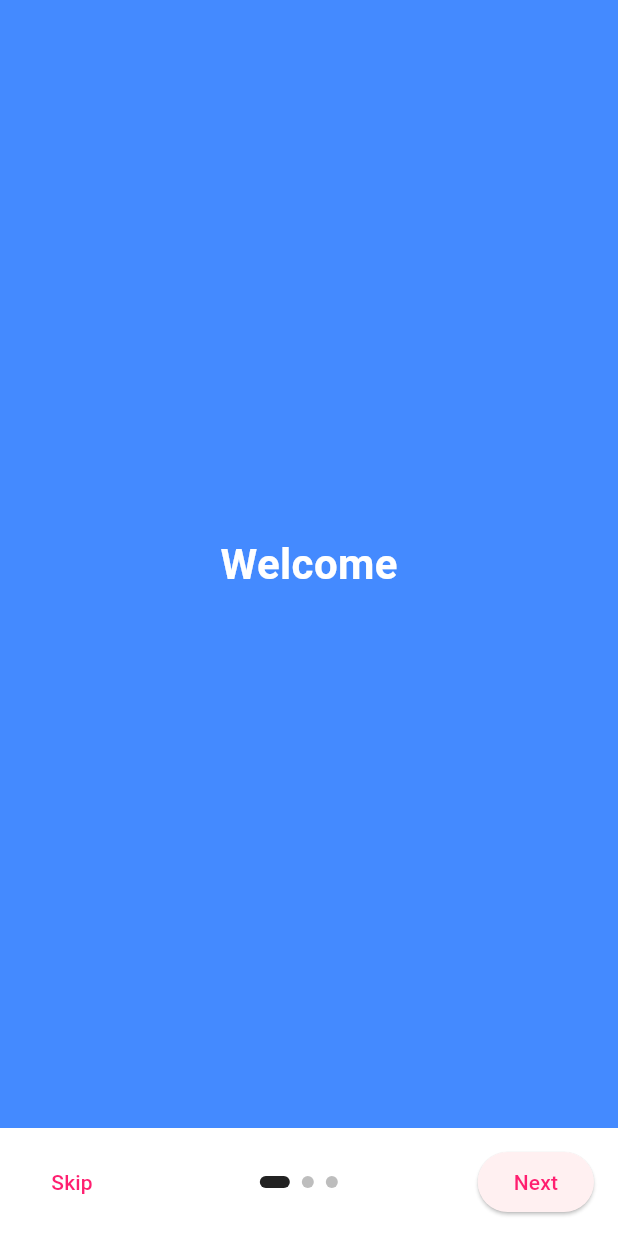
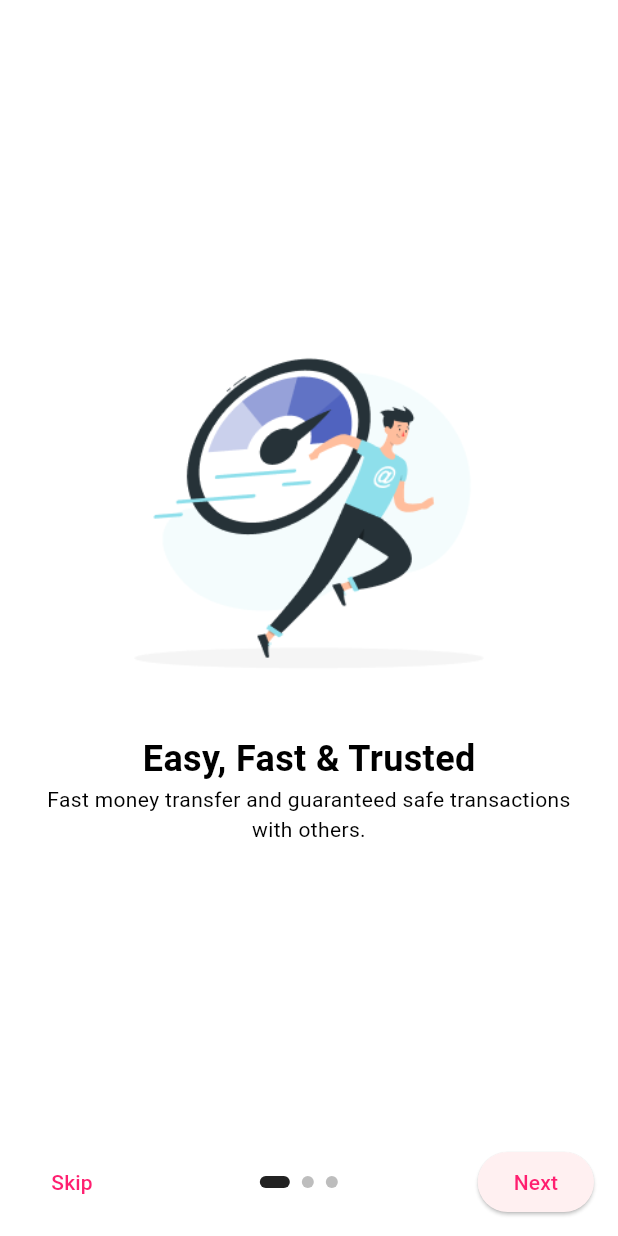
Before and after one commit to bdytnnjh/bayarbuddy, a Flutter app: the screen it shows after launch, on a phone screen of 412 x 824 dp. Run offline on Flutter 3.47's test engine with Material 3 defaults, Android fonts, the phone set to English and light mode, and no system bars; our stand-ins replace firebase_core; accounts and stored records are empty.

Commit message:
add set pin, edit boarding

```diff
--- a/lib/presentation/screens/boarding/boarding_screen.dart
+++ b/lib/presentation/screens/boarding/boarding_screen.dart
@@ -1,6 +1,7 @@
 import 'package:flutter/material.dart';
+import '../set pin/set_pin_screen.dart';
 
-class BoardingScreen extends StatelessWidget{
+class BoardingScreen extends StatelessWidget {
   BoardingScreen({super.key});
 
   final PageController controller = PageController();
@@ -8,25 +9,69 @@ class BoardingScreen extends StatelessWidget{
 
   final pages = [
     Container(
-      color: Colors.blueAccent,
-      child: const Center(
-        child: Text(
-          'Welcome',
-          style: TextStyle(color: Colors.white, fontSize: 28, fontWeight: FontWeight.bold),
-
-        ),
+      padding: const EdgeInsets.all(24.0),
+      child: Column(
+        crossAxisAlignment: CrossAxisAlignment.center,
+        mainAxisAlignment: MainAxisAlignment.center,
+        children: [
+          Image.asset(
+            'assets/imgs/boarding_1.png',
+            fit: BoxFit.cover,
+            width: 300,
+          ),
+          Text(
+            'Easy, Fast & Trusted',
+            style: TextStyle(fontSize: 24, fontWeight: FontWeight.bold),
+          ),
+          Text(
+            'Fast money transfer and guaranteed safe transactions with others.',
+            textAlign: TextAlign.center,
+          ),
+        ],
       ),
     ),
     Container(
-      color: Colors.deepPurpleAccent,
-      child: const Center(
-        child: Text('Discover Features', style: TextStyle(color: Colors.white, fontSize: 24)),
+      padding: const EdgeInsets.all(24.0),
+      child: Column(
+        crossAxisAlignment: CrossAxisAlignment.center,
+        mainAxisAlignment: MainAxisAlignment.center,
+        children: [
+          Image.asset(
+            'assets/imgs/boarding_2.png',
+            fit: BoxFit.cover,
+            width: 300,
+          ),
+          Text(
+            'Saving Your Money',
+            style: TextStyle(fontSize: 24, fontWeight: FontWeight.bold),
+          ),
+          Text(
+            'Track the progress of your savings and start a habit of saving with us.',
+            textAlign: TextAlign.center,
+          ),
+        ],
       ),
     ),
     Container(
-      color: Colors.teal,
-      child: const Center(
-        child: Text('Get Started', style: TextStyle(color: Colors.white, fontSize: 24)),
+      padding: const EdgeInsets.all(24.0),
+      child: Column(
+        crossAxisAlignment: CrossAxisAlignment.center,
+        mainAxisAlignment: MainAxisAlignment.center,
+        children: [
+          Image.asset(
+            'assets/imgs/boarding_3.png',
+            fit: BoxFit.cover,
+            width: 300,
+          ),
+          Text(
+            'Free Transactions',
+            style: TextStyle(fontSize: 24, fontWeight: FontWeight.bold),
+          ),
+          Text(
+            'Provides the quality of the financial system with free money transactions without any fees.',
+            textAlign: TextAlign.center,
+          ),
+        ],
       ),
     ),
   ];
@@ -46,7 +91,10 @@ class BoardingScreen extends StatelessWidget{
               ),
             ),
             Padding(
-              padding: const EdgeInsets.symmetric(vertical: 12.0, horizontal: 16.0),
+              padding: const EdgeInsets.symmetric(
+                vertical: 12.0,
+                horizontal: 16.0,
+              ),
               child: Row(
                 children: [
                   TextButton(
@@ -55,8 +103,8 @@ class BoardingScreen extends StatelessWidget{
                         pages.length - 1,
                         duration: const Duration(milliseconds: 400),
                         curve: Curves.ease,
-                        );
-                        Navigator.pushReplacementNamed(context, '/home');
+                      );
+                      Navigator.pushReplacementNamed(context, '/home');
                     },
                     child: const Text('Skip'),
                   ),
@@ -69,10 +117,12 @@ class BoardingScreen extends StatelessWidget{
                         (i) => AnimatedContainer(
                           duration: const Duration(milliseconds: 250),
                           margin: const EdgeInsets.symmetric(horizontal: 4.0),
-                          width: current == i ? 20:8,
+                          width: current == i ? 20 : 8,
                           height: 8,
                           decoration: BoxDecoration(
-                            color: current == i ? Colors.black87 : Colors.black26,
+                            color: current == i
+                                ? Colors.black87
+                                : Colors.black26,
                             borderRadius: BorderRadius.circular(8),
                           ),
                         ),
@@ -84,20 +134,27 @@ class BoardingScreen extends StatelessWidget{
                     valueListenable: pageIndex,
                     builder: (context, current, _) => ElevatedButton(
                       onPressed: () {
-                        if (current < pages.length -1) {
+                        if (current < pages.length - 1) {
                           controller.animateToPage(
                             current + 1,
                             duration: const Duration(milliseconds: 400),
                             curve: Curves.ease,
-                            );
+                          );
                         } else {
-                          //last page action
-                          Navigator.pushReplacementNamed(context, '/login');
+                          // Navigate to SetPinScreen
+                          Navigator.pushReplacement(
+                            context,
+                            MaterialPageRoute(
+                              builder: (context) => SetPinScreen(),
+                            ),
+                          );
                         }
                       },
-                      child: Text(current < pages.length - 1 ? 'Next' : 'Get Started'),
+                      child: Text(
+                        current < pages.length - 1 ? 'Next' : 'Get Started',
                       ),
                     ),
+                  ),
                 ],
               ),
             ),
```
Also changed, not shown: lib/presentation/screens/set pin/set_pin_screen.dart (added, +285 -0 lines).
